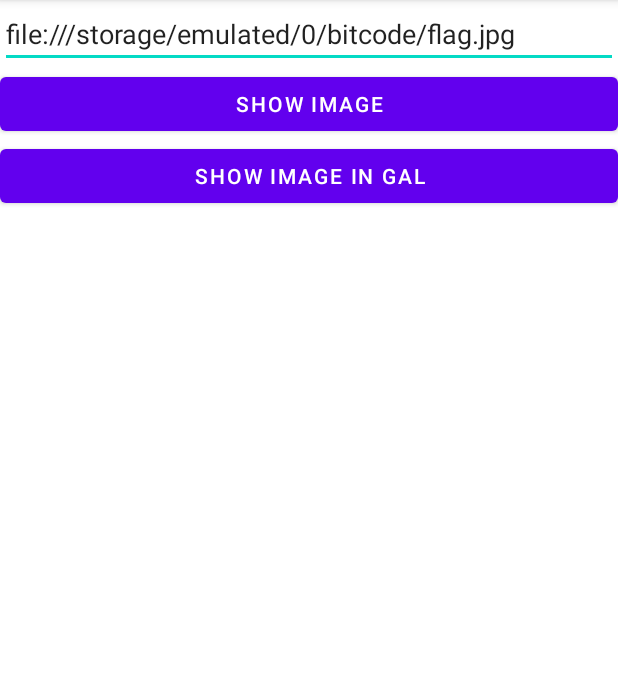
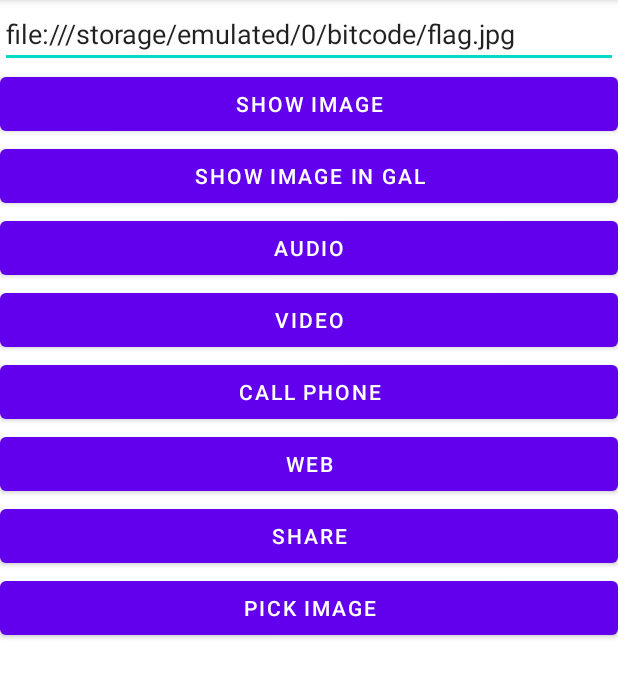
Before and after one commit to vishaljagtap3/intentfilterdemo2, an Android app: the screen it shows after launch (MainActivity), on a phone screen of 412 x 824 dp, the part 84-782 px from its top. Run offline under Robolectric (Android 15) with nearby library versions, the phone set to English and light mode, and no system bars.

Commit message:
Intent Filter Demo2

```diff
--- a/app/src/main/AndroidManifest.xml
+++ b/app/src/main/AndroidManifest.xml
@@ -1,6 +1,8 @@
 <?xml version="1.0" encoding="utf-8"?>
 <manifest xmlns:android="http://schemas.android.com/apk/res/android"
     package="in.bitcode.intentfilterdemo2">
+
+    <uses-permission android:name="android.permission.CALL_PHONE" />
 
     <application
         android:allowBackup="true"
--- a/app/src/main/java/in/bitcode/intentfilterdemo2/MainActivity.java
+++ b/app/src/main/java/in/bitcode/intentfilterdemo2/MainActivity.java
@@ -1,7 +1,9 @@
 package in.bitcode.intentfilterdemo2;
 
+import androidx.annotation.Nullable;
 import androidx.appcompat.app.AppCompatActivity;
 
+import android.annotation.SuppressLint;
 import android.content.Intent;
 import android.net.Uri;
 import android.os.Bundle;
@@ -11,11 +13,14 @@ import android.util.Log;
 import android.view.View;
 import android.widget.Button;
 import android.widget.EditText;
+import android.widget.ImageView;
 
 public class MainActivity extends AppCompatActivity {
 
     private EditText mEdtFilePath;
     private Button mBtnShowImage, mBtnShowImageInGal;
+    private Button mBtnAudio, mBtnVideo, mBtnWeb, mBtnCallPhone, mBtnShare, mBtnPickImage;
+    private ImageView mImg;
 
     @Override
     protected void onCreate(Bundle savedInstanceState) {
@@ -29,6 +34,14 @@ public class MainActivity extends AppCompatActivity {
         mBtnShowImage = findViewById(R.id.btnShowImage);
         mEdtFilePath = findViewById(R.id.edtFilePath);
         mBtnShowImageInGal = findViewById(R.id.btnShowImageInGal);
+        mBtnAudio = findViewById(R.id.btnAudio);
+        mBtnVideo = findViewById(R.id.btnVideo);
+        mBtnCallPhone = findViewById(R.id.btnCallPhone);
+        mBtnWeb = findViewById(R.id.btnWeb);
+        mBtnShare = findViewById(R.id.btnShare);
+        mBtnPickImage = findViewById(R.id.btnPickImage);
+        mImg = findViewById(R.id.img);
+
 
         mBtnShowImage.setOnClickListener(new View.OnClickListener() {
             @Override
@@ -60,5 +73,84 @@ public class MainActivity extends AppCompatActivity {
             }
         });
 
+        mBtnAudio.setOnClickListener(new View.OnClickListener() {
+            @Override
+            public void onClick(View view) {
+                Intent intent = new Intent(Intent.ACTION_VIEW);
+                intent.setDataAndType(
+                        Uri.parse(mEdtFilePath.getText().toString()),
+                        "audio/mp3"
+                );
+                startActivity(intent);
+            }
+        });
+
+        mBtnVideo.setOnClickListener(new View.OnClickListener() {
+            @Override
+            public void onClick(View view) {
+                Intent intent = new Intent(Intent.ACTION_VIEW);
+                intent.setDataAndType(
+                        Uri.parse(mEdtFilePath.getText().toString()),
+                        "video/mp4"
+                );
+                startActivity(intent);
+            }
+        });
+
+        mBtnWeb.setOnClickListener(new View.OnClickListener() {
+            @Override
+            public void onClick(View view) {
+                Intent intent = new Intent(Intent.ACTION_VIEW);
+                intent.setData(Uri.parse(mEdtFilePath.getText().toString()));
+                startActivity(intent);
+            }
+        });
+
+        mBtnCallPhone.setOnClickListener(new View.OnClickListener() {
+            @SuppressLint("MissingPermission")
+            @Override
+            public void onClick(View view) {
+                //Intent intent = new Intent(Intent.ACTION_DIAL);
+                Intent intent = new Intent(Intent.ACTION_CALL);
+                intent.setData(Uri.parse("tel://" + mEdtFilePath.getText().toString()));
+                startActivity(intent);
+            }
+        });
+
+
+        mBtnShare.setOnClickListener(new View.OnClickListener() {
+            @SuppressLint("MissingPermission")
+            @Override
+            public void onClick(View view) {
+                //Intent intent = new Intent(Intent.ACTION_DIAL);
+                Intent intent = new Intent(Intent.ACTION_SEND);
+                intent.setDataAndType(
+                        Uri.parse(mEdtFilePath.getText().toString()),
+                        "image/jpg"
+                );
+                startActivity(intent);
+            }
+        });
+
+
+        mBtnPickImage.setOnClickListener(new View.OnClickListener() {
+            @SuppressLint("MissingPermission")
+            @Override
+            public void onClick(View view) {
+                Intent intent = new Intent(Intent.ACTION_PICK);
+                intent.setType("image/*");
+                startActivityForResult(intent, 1);
+            }
+        });
+    }
+
+    @Override
+    protected void onActivityResult(int requestCode, int resultCode, @Nullable Intent data) {
+        super.onActivityResult(requestCode, resultCode, data);
+
+        if(data != null) {
+            mImg.setImageURI(data.getData());
+            Log.e("tag", data.getData().toString());
+        }
     }
 }
--- a/app/src/main/res/layout/activity_main.xml
+++ b/app/src/main/res/layout/activity_main.xml
@@ -1,5 +1,5 @@
 <?xml version="1.0" encoding="utf-8"?>
-<LinearLayout xmlns:android="http://schemas.android.com/apk/res/android"
+<ScrollView xmlns:android="http://schemas.android.com/apk/res/android"
     xmlns:app="http://schemas.android.com/apk/res-auto"
     xmlns:tools="http://schemas.android.com/tools"
     android:layout_width="match_parent"
@@ -7,11 +7,21 @@
     android:orientation="vertical"
     tools:context=".MainActivity">
 
+    <LinearLayout
+        android:layout_width="match_parent"
+        android:layout_height="match_parent"
+        android:orientation="vertical">
+
         <EditText
             android:id="@+id/edtFilePath"
             android:layout_width="match_parent"
             android:layout_height="wrap_content"
             android:text="file:///storage/emulated/0/bitcode/flag.jpg" />
+
+        <ImageView
+            android:id="@+id/img"
+            android:layout_width="wrap_content"
+            android:layout_height="wrap_content" />
 
         <Button
             android:id="@+id/btnShowImage"
@@ -25,4 +35,41 @@
             android:layout_height="wrap_content"
             android:text="Show Image In Gal" />
 
+        <Button
+            android:id="@+id/btnAudio"
+            android:layout_width="match_parent"
+            android:layout_height="wrap_content"
+            android:text="Audio" />
+
+        <Button
+            android:id="@+id/btnVideo"
+            android:layout_width="match_parent"
+            android:layout_height="wrap_content"
+            android:text="Video" />
+
+        <Button
+            android:id="@+id/btnCallPhone"
+            android:layout_width="match_parent"
+            android:layout_height="wrap_content"
+            android:text="Call Phone" />
+
+        <Button
+            android:id="@+id/btnWeb"
+            android:layout_width="match_parent"
+            android:layout_height="wrap_content"
+            android:text="Web" />
+
+        <Button
+            android:id="@+id/btnShare"
+            android:layout_width="match_parent"
+            android:layout_height="wrap_content"
+            android:text="Share" />
+
+        <Button
+            android:id="@+id/btnPickImage"
+            android:layout_width="match_parent"
+            android:layout_height="wrap_content"
+            android:text="Pick Image" />
     </LinearLayout>
+
+</ScrollView>
```
Lines whose indentation alone changed are shown as unchanged.
